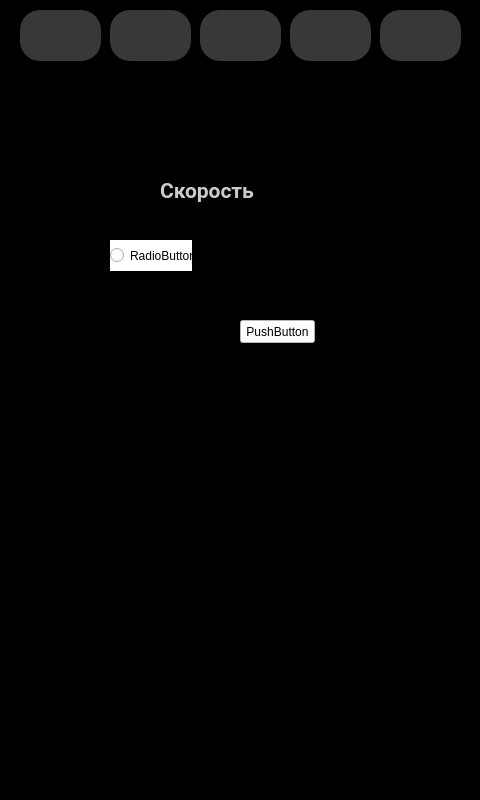
Before: the Qt Designer form resources/ui/KuroCube_BikeComp_UI.ui in Kostka96/KuroCube_BikeComp, drawn with Qt 5.
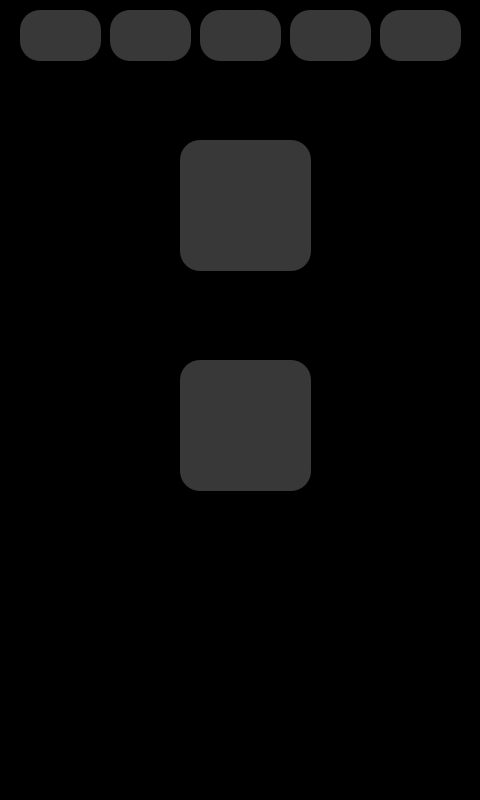
After: the same form once the commit is applied. The open tabs and pages were chosen to show the change.

Patch:
```diff
--- a/resources/ui/KuroCube_BikeComp_UI.ui
+++ b/resources/ui/KuroCube_BikeComp_UI.ui
@@ -11260,12 +11260,127 @@
         </property>
        </widget>
       </widget>
+      <widget class="QWidget" name="page_3"/>
+      <widget class="QWidget" name="page_4">
+       <widget class="QFrame" name="f_power_off">
+        <property name="geometry">
+         <rect>
+          <x>180</x>
+          <y>70</y>
+          <width>131</width>
+          <height>131</height>
+         </rect>
+        </property>
+        <property name="minimumSize">
+         <size>
+          <width>0</width>
+          <height>0</height>
+         </size>
+        </property>
+        <property name="maximumSize">
+         <size>
+          <width>160000</width>
+          <height>160000</height>
+         </size>
+        </property>
+        <property name="styleSheet">
+         <string notr="true">background-color: #383838;
+border-radius: 20px;</string>
+        </property>
+        <property name="frameShape">
+         <enum>QFrame::StyledPanel</enum>
+        </property>
+        <property name="frameShadow">
+         <enum>QFrame::Raised</enum>
+        </property>
+        <widget class="QPushButton" name="btn_power_off">
+         <property name="geometry">
+          <rect>
+           <x>10</x>
+           <y>10</y>
+           <width>111</width>
+           <height>111</height>
+          </rect>
+         </property>
+         <property name="font">
+          <font>
+           <family>Roboto</family>
+           <pointsize>14</pointsize>
+           <weight>75</weight>
+           <bold>true</bold>
+          </font>
+         </property>
+         <property name="styleSheet">
+          <string notr="true">color: rgb(255, 255, 255);</string>
+         </property>
+         <property name="text">
+          <string/>
+         </property>
+        </widget>
+       </widget>
+       <widget class="QFrame" name="f_reboot">
+        <property name="geometry">
+         <rect>
+          <x>180</x>
+          <y>290</y>
+          <width>131</width>
+          <height>131</height>
+         </rect>
+        </property>
+        <property name="minimumSize">
+         <size>
+          <width>0</width>
+          <height>0</height>
+         </size>
+        </property>
+        <property name="maximumSize">
+         <size>
+          <width>160000</width>
+          <height>160000</height>
+         </size>
+        </property>
+        <property name="styleSheet">
+         <string notr="true">background-color: #383838;
+border-radius: 20px;</string>
+        </property>
+        <property name="frameShape">
+         <enum>QFrame::StyledPanel</enum>
+        </property>
+        <property name="frameShadow">
+         <enum>QFrame::Raised</enum>
+        </property>
+        <widget class="QPushButton" name="btn_reboot">
+         <property name="geometry">
+          <rect>
+           <x>10</x>
+           <y>10</y>
+           <width>111</width>
+           <height>111</height>
+          </rect>
+         </property>
+         <property name="font">
+          <font>
+           <family>Roboto</family>
+           <pointsize>14</pointsize>
+           <weight>75</weight>
+           <bold>true</bold>
+          </font>
+         </property>
+         <property name="styleSheet">
+          <string notr="true">color: rgb(255, 255, 255);</string>
+         </property>
+         <property name="text">
+          <string/>
+         </property>
+        </widget>
+       </widget>
+      </widget>
       <widget class="QWidget" name="page_2">
        <widget class="QRadioButton" name="rb_ble_advertising">
         <property name="geometry">
          <rect>
-          <x>110</x>
-          <y>170</y>
+          <x>100</x>
+          <y>330</y>
           <width>82</width>
           <height>31</height>
          </rect>
@@ -11280,8 +11395,8 @@
        <widget class="QPushButton" name="btn_forget_paired_devices">
         <property name="geometry">
          <rect>
-          <x>240</x>
-          <y>250</y>
+          <x>100</x>
+          <y>370</y>
           <width>75</width>
           <height>23</height>
          </rect>
@@ -11296,8 +11411,8 @@
        <widget class="QLabel" name="lbl_ble_status">
         <property name="geometry">
          <rect>
-          <x>160</x>
-          <y>100</y>
+          <x>150</x>
+          <y>220</y>
           <width>231</width>
           <height>41</height>
          </rect>
```
Left out of the diff: 6 changed lines with no effect on the pictures.
